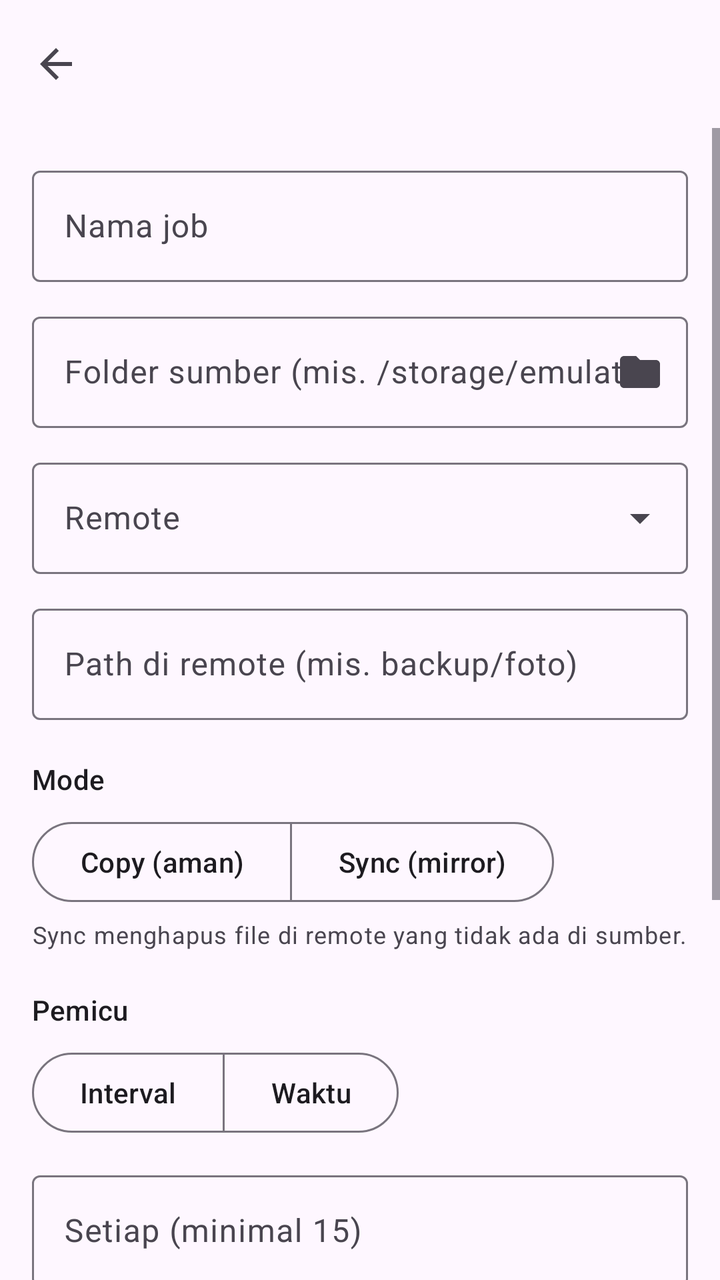
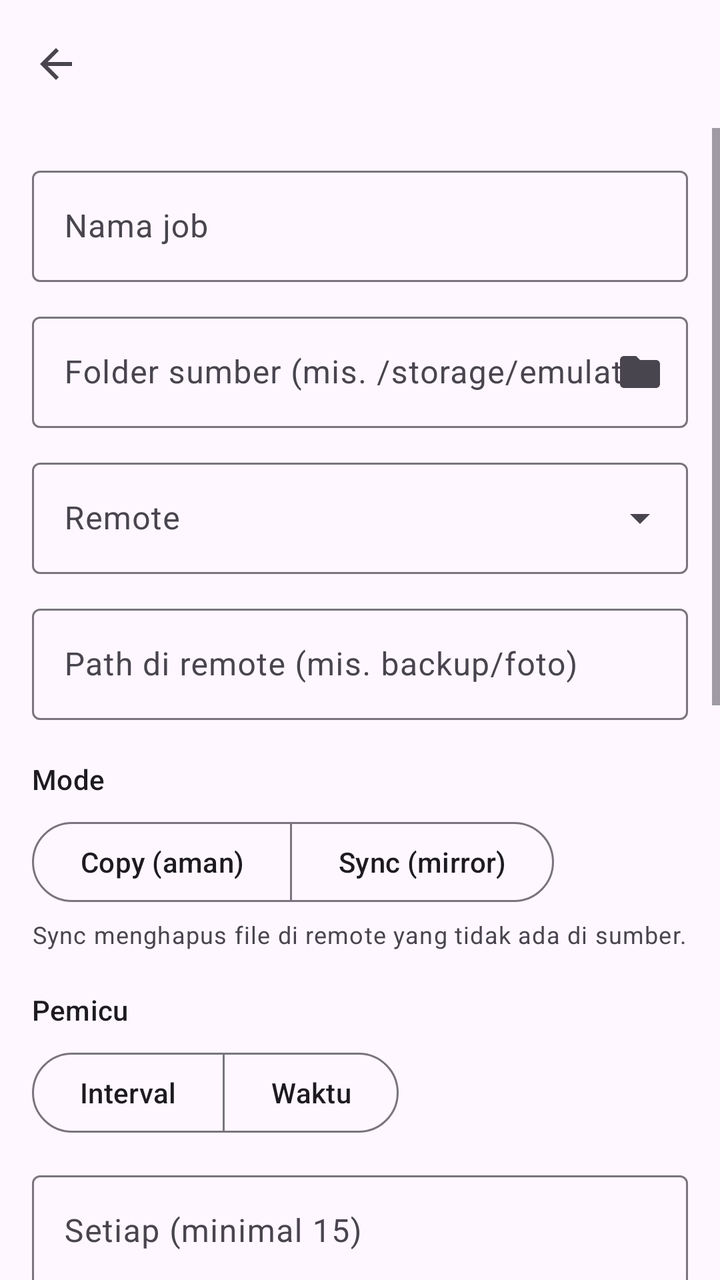

Compare the two renders of this Android layout. The source of the first and the diff that turns it into the second are given below.
<!-- AndroidManifest.xml: application theme Theme.RcloneMgr -->
<!-- res/layout/activity_job_edit.xml -->
<?xml version="1.0" encoding="utf-8"?>
<LinearLayout xmlns:android="http://schemas.android.com/apk/res/android"
    xmlns:app="http://schemas.android.com/apk/res-auto"
    android:id="@+id/root"
    android:layout_width="match_parent"
    android:layout_height="match_parent"
    android:orientation="vertical">

    <com.google.android.material.appbar.AppBarLayout
        android:layout_width="match_parent"
        android:layout_height="wrap_content">
        <com.google.android.material.appbar.MaterialToolbar
            android:id="@+id/toolbar"
            android:layout_width="match_parent"
            android:layout_height="?attr/actionBarSize"
            app:navigationIcon="@drawable/ic_back" />
    </com.google.android.material.appbar.AppBarLayout>

    <ScrollView
        android:layout_width="match_parent"
        android:layout_height="0dp"
        android:layout_weight="1">

        <LinearLayout
            android:layout_width="match_parent"
            android:layout_height="wrap_content"
            android:orientation="vertical"
            android:padding="16dp">

            <com.google.android.material.textfield.TextInputLayout
                style="?attr/textInputOutlinedStyle"
                android:layout_width="match_parent"
                android:layout_height="wrap_content"
                android:hint="Nama job">
                <com.google.android.material.textfield.TextInputEditText
                    android:id="@+id/name"
                    android:layout_width="match_parent"
                    android:layout_height="wrap_content"
                    android:inputType="text" />
            </com.google.android.material.textfield.TextInputLayout>

            <com.google.android.material.textfield.TextInputLayout
                android:id="@+id/sourceBox"
                style="?attr/textInputOutlinedStyle"
                android:layout_width="match_parent"
                android:layout_height="wrap_content"
                android:layout_marginTop="12dp"
                android:hint="Folder sumber (mis. /storage/emulated/0/DCIM)"
                app:endIconDrawable="@drawable/ic_folder"
                app:endIconMode="custom">
                <com.google.android.material.textfield.TextInputEditText
                    android:id="@+id/source"
                    android:layout_width="match_parent"
                    android:layout_height="wrap_content"
                    android:inputType="textUri" />
            </com.google.android.material.textfield.TextInputLayout>

            <com.google.android.material.textfield.TextInputLayout
                style="?attr/textInputOutlinedExposedDropdownMenuStyle"
                android:layout_width="match_parent"
                android:layout_height="wrap_content"
                android:layout_marginTop="12dp"
                android:hint="Remote">
                <com.google.android.material.textfield.MaterialAutoCompleteTextView
                    android:id="@+id/remote"
                    android:layout_width="match_parent"
                    android:layout_height="wrap_content"
                    android:inputType="none" />
            </com.google.android.material.textfield.TextInputLayout>

            <com.google.android.material.textfield.TextInputLayout
                style="?attr/textInputOutlinedStyle"
                android:layout_width="match_parent"
                android:layout_height="wrap_content"
                android:layout_marginTop="12dp"
                android:hint="Path di remote (mis. backup/foto)">
                <com.google.android.material.textfield.TextInputEditText
                    android:id="@+id/remotePath"
                    android:layout_width="match_parent"
                    android:layout_height="wrap_content"
                    android:inputType="textUri" />
            </com.google.android.material.textfield.TextInputLayout>

            <TextView
                android:layout_width="wrap_content"
                android:layout_height="wrap_content"
                android:layout_marginTop="20dp"
                android:text="Mode"
                android:textAppearance="?attr/textAppearanceTitleSmall" />
            <com.google.android.material.button.MaterialButtonToggleGroup
                android:id="@+id/modeGroup"
                android:layout_width="wrap_content"
                android:layout_height="wrap_content"
                android:layout_marginTop="8dp"
                app:selectionRequired="true"
                app:singleSelection="true">
                <Button
                    android:id="@+id/mCopy"
                    style="?attr/materialButtonOutlinedStyle"
                    android:layout_width="wrap_content"
                    android:layout_height="wrap_content"
                    android:text="Copy (aman)" />
                <Button
                    android:id="@+id/mSync"
                    style="?attr/materialButtonOutlinedStyle"
                    android:layout_width="wrap_content"
                    android:layout_height="wrap_content"
                    android:text="Sync (mirror)" />
            </com.google.android.material.button.MaterialButtonToggleGroup>
            <TextView
                android:layout_width="match_parent"
                android:layout_height="wrap_content"
                android:layout_marginTop="4dp"
                android:text="Sync menghapus file di remote yang tidak ada di sumber."
                android:textAppearance="?attr/textAppearanceBodySmall"
                android:textColor="?attr/colorOnSurfaceVariant" />

            <TextView
                android:layout_width="wrap_content"
                android:layout_height="wrap_content"
                android:layout_marginTop="20dp"
                android:text="Pemicu"
                android:textAppearance="?attr/textAppearanceTitleSmall" />
            <com.google.android.material.button.MaterialButtonToggleGroup
                android:id="@+id/trigGroup"
                android:layout_width="wrap_content"
                android:layout_height="wrap_content"
                android:layout_marginTop="8dp"
                app:selectionRequired="true"
                app:singleSelection="true">
                <Button
                    android:id="@+id/tInterval"
                    style="?attr/materialButtonOutlinedStyle"
                    android:layout_width="wrap_content"
                    android:layout_height="wrap_content"
                    android:text="Interval" />
                <Button
                    android:id="@+id/tTime"
                    style="?attr/materialButtonOutlinedStyle"
                    android:layout_width="wrap_content"
                    android:layout_height="wrap_content"
                    android:text="Waktu" />
            </com.google.android.material.button.MaterialButtonToggleGroup>

            <com.google.android.material.textfield.TextInputLayout
                android:id="@+id/intervalBox"
                style="?attr/textInputOutlinedStyle"
                android:layout_width="match_parent"
                android:layout_height="wrap_content"
                android:layout_marginTop="12dp"
                android:hint="Setiap (minimal 15)"
                app:suffixText="menit">
                <com.google.android.material.textfield.TextInputEditText
                    android:id="@+id/interval"
                    android:layout_width="match_parent"
                    android:layout_height="wrap_content"
                    android:inputType="number" />
            </com.google.android.material.textfield.TextInputLayout>

            <LinearLayout
                android:id="@+id/timeBox"
                android:layout_width="match_parent"
                android:layout_height="wrap_content"
                android:layout_marginTop="12dp"
                android:orientation="vertical">
                <Button
                    android:id="@+id/btnPickTime"
                    style="@style/Widget.Material3.Button.TonalButton"
                    android:layout_width="wrap_content"
                    android:layout_height="wrap_content" />
                <com.google.android.material.chip.ChipGroup
                    android:id="@+id/days"
                    android:layout_width="match_parent"
                    android:layout_height="wrap_content"
                    android:layout_marginTop="8dp" />
            </LinearLayout>

            <com.google.android.material.materialswitch.MaterialSwitch
                android:id="@+id/wifi"
                android:layout_width="match_parent"
                android:layout_height="wrap_content"
                android:layout_marginTop="20dp"
                android:text="Hanya Wi-Fi / jaringan unmetered" />
            <com.google.android.material.materialswitch.MaterialSwitch
                android:id="@+id/charge"
                android:layout_width="match_parent"
                android:layout_height="wrap_content"
                android:layout_marginTop="8dp"
                android:text="Hanya saat mengisi daya" />

            <Button
                android:id="@+id/btnSave"
                android:layout_width="match_parent"
                android:layout_height="wrap_content"
                android:layout_marginTop="24dp"
                android:text="Simpan" />
        </LinearLayout>
    </ScrollView>
</LinearLayout>
<!-- resources referenced by this layout -->
<resources>
  <!-- drawable ic_back (drawable) -->
  <vector xmlns:android="http://schemas.android.com/apk/res/android"
      android:width="24dp" android:height="24dp" android:viewportWidth="24" android:viewportHeight="24"
      android:tint="?attr/colorControlNormal">
      <path android:fillColor="@android:color/white" android:pathData="M20,11H7.83l5.59,-5.59L12,4l-8,8 8,8 1.41,-1.41L7.83,13H20v-2z" />
  </vector>
  <!-- drawable ic_folder (drawable) -->
  <vector xmlns:android="http://schemas.android.com/apk/res/android"
      android:width="24dp" android:height="24dp" android:viewportWidth="24" android:viewportHeight="24"
      android:tint="?attr/colorControlNormal">
      <path android:fillColor="@android:color/white" android:pathData="M10,4H4c-1.1,0 -1.99,0.9 -1.99,2L2,18c0,1.1 0.9,2 2,2h16c1.1,0 2,-0.9 2,-2V8c0,-1.1 -0.9,-2 -2,-2h-8l-2,-2z" />
  </vector>
  <style name="Theme.RcloneMgr" parent="Theme.Material3.DayNight.NoActionBar" />
</resources>

<!-- the commit's change to res/layout/activity_job_edit.xml (unified diff, before → after) -->
@@ -175,6 +175,48 @@
                     android:layout_marginTop="8dp" />
             </LinearLayout>
 
+            <TextView
+                android:layout_width="wrap_content"
+                android:layout_height="wrap_content"
+                android:layout_marginTop="20dp"
+                android:text="Filter"
+                android:textAppearance="?attr/textAppearanceTitleSmall" />
+            <com.google.android.material.textfield.TextInputLayout
+                style="?attr/textInputOutlinedStyle"
+                android:layout_width="match_parent"
+                android:layout_height="wrap_content"
+                android:layout_marginTop="8dp"
+                android:hint="Exclude (satu pola per baris)">
+                <com.google.android.material.textfield.TextInputEditText
+                    android:id="@+id/exclude"
+                    android:layout_width="match_parent"
+                    android:layout_height="wrap_content"
+                    android:gravity="top|start"
+                    android:inputType="textMultiLine|textNoSuggestions"
+                    android:minLines="3" />
+            </com.google.android.material.textfield.TextInputLayout>
+            <com.google.android.material.textfield.TextInputLayout
+                style="?attr/textInputOutlinedStyle"
+                android:layout_width="match_parent"
+                android:layout_height="wrap_content"
+                android:layout_marginTop="12dp"
+                android:hint="Include saja (opsional, satu pola per baris)">
+                <com.google.android.material.textfield.TextInputEditText
+                    android:id="@+id/include"
+                    android:layout_width="match_parent"
+                    android:layout_height="wrap_content"
+                    android:gravity="top|start"
+                    android:inputType="textMultiLine|textNoSuggestions"
+                    android:minLines="2" />
+            </com.google.android.material.textfield.TextInputLayout>
+            <TextView
+                android:layout_width="match_parent"
+                android:layout_height="wrap_content"
+                android:layout_marginTop="4dp"
+                android:text="Contoh: *.tmp  ·  .thumbnails/**  ·  /Android/**  ·  *.{jpg,mp4}. Baris diawali # diabaikan. Exclude diproses lebih dulu; jika Include diisi, file lain tidak ikut."
+                android:textAppearance="?attr/textAppearanceBodySmall"
+                android:textColor="?attr/colorOnSurfaceVariant" />
+
             <com.google.android.material.materialswitch.MaterialSwitch
                 android:id="@+id/wifi"
                 android:layout_width="match_parent"
